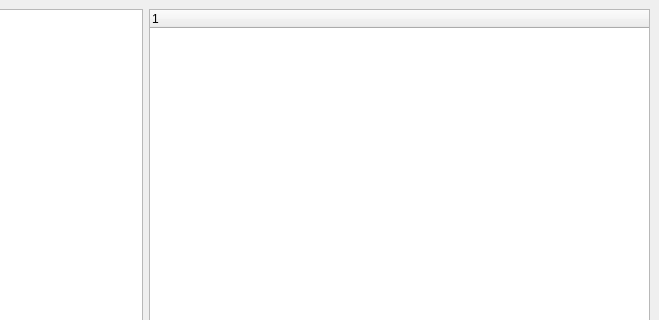
Old version of the form analysis/compare_v6/mainwindow.ui in the repository MuonPi/muondetector; both pictures show x 368 to 1027 and y 0 to 320 of the 1027 by 702 pixel window.
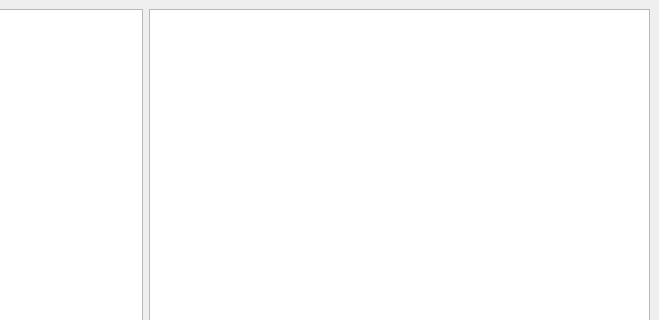
New version of the form.

```diff
--- a/analysis/compare_v6/mainwindow.ui
+++ b/analysis/compare_v6/mainwindow.ui
@@ -35,13 +35,16 @@
      </widget>
     </item>
     <item>
-     <widget class="QTreeWidget" name="selection">
+     <widget class="QTreeView" name="selection">
       <property name="sizeIncrement">
        <size>
         <width>0</width>
         <height>0</height>
        </size>
       </property>
+      <property name="sizeAdjustPolicy">
+       <enum>QAbstractScrollArea::AdjustToContents</enum>
+      </property>
       <property name="dragEnabled">
        <bool>true</bool>
       </property>
@@ -51,11 +54,15 @@
       <property name="defaultDropAction">
        <enum>Qt::CopyAction</enum>
       </property>
-      <column>
-       <property name="text">
-        <string notr="true">1</string>
-       </property>
-      </column>
+      <property name="alternatingRowColors">
+       <bool>true</bool>
+      </property>
+      <property name="selectionMode">
+       <enum>QAbstractItemView::ExtendedSelection</enum>
+      </property>
+      <property name="sortingEnabled">
+       <bool>true</bool>
+      </property>
      </widget>
     </item>
    </layout>
```
Left out of the diff: 23 changed lines with no effect on the pictures.
